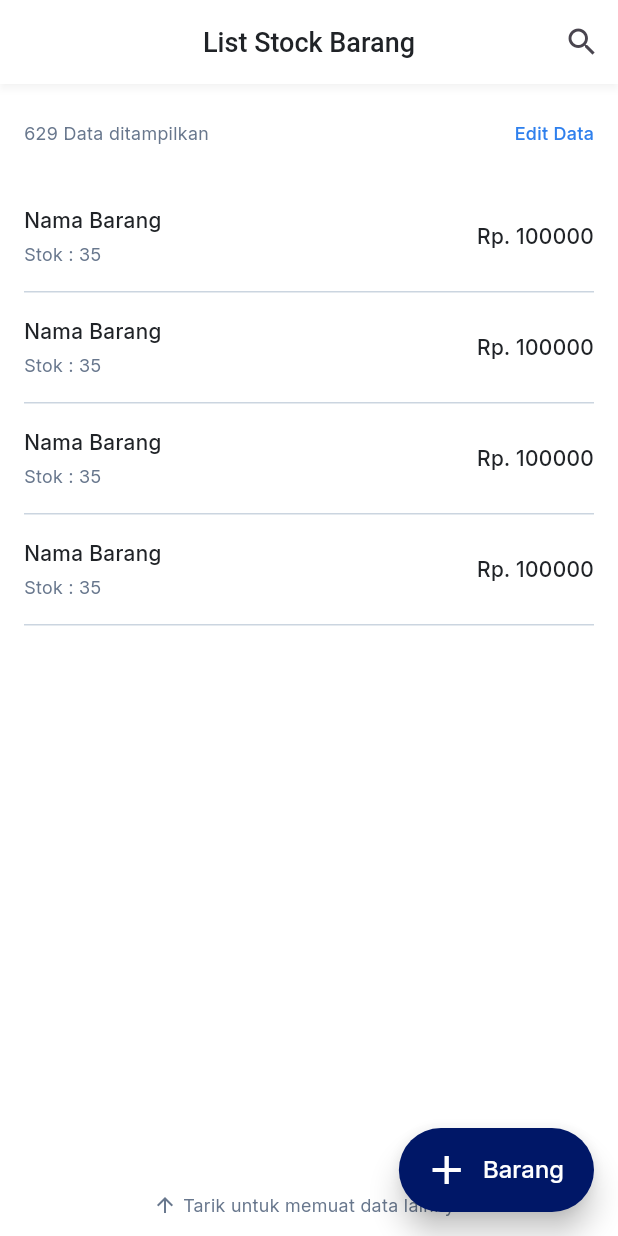
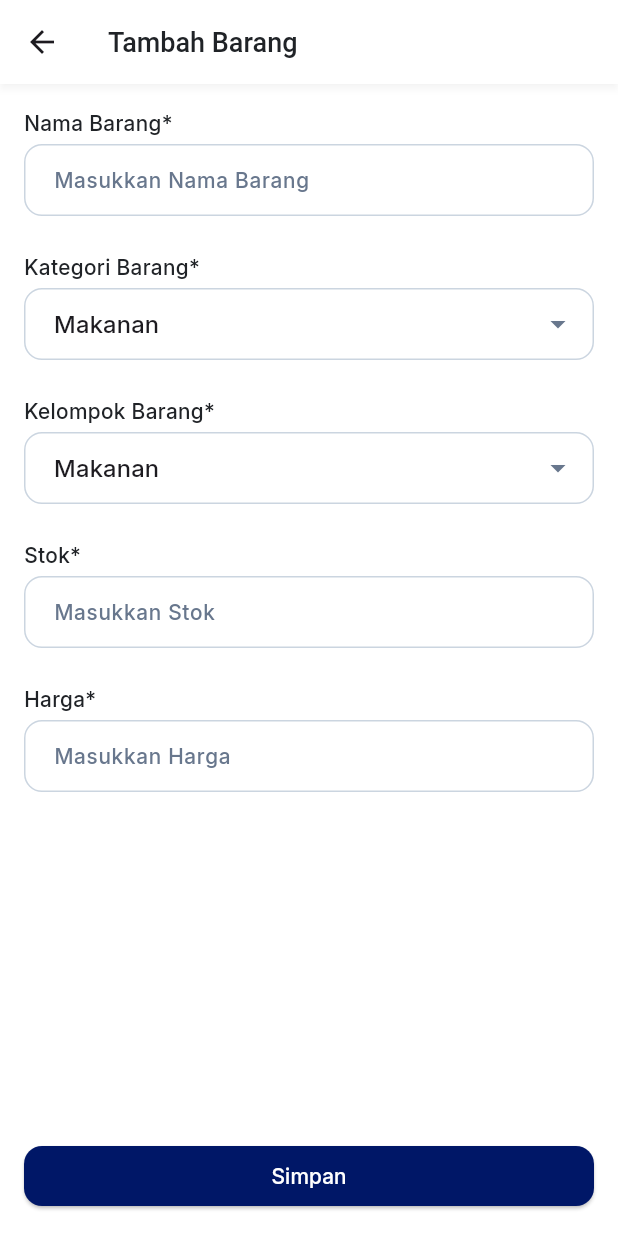
Before and after one commit to efrilm/siscom-test-flutter, a Flutter app: the screen it shows after launch, after a tap on "Barang", on a phone screen of 412 x 824 dp. Run offline on Flutter 3.47's test engine with Material 3 defaults, Android fonts, the phone set to English and light mode, and no system bars; drawn by our look-alikes of dropdown_search; our stand-ins replace auto_route, connectivity_plus, dio, freezed_annotation, get_it, injectable and 1 more; missing offline and left inert: awesome_dio_interceptor.

Commit message:
feat: item form page

```diff
--- /dev/null
+++ b/lib/common/formatter/rupiah_formatter.dart
@@ -0,0 +1,46 @@
+import 'package:flutter/services.dart';
+import 'package:intl/intl.dart';
+
+class RupiahInputFormatter extends TextInputFormatter {
+  static final NumberFormat _formatter = NumberFormat.currency(
+    locale: 'id_ID',
+    symbol: 'Rp ',
+    decimalDigits: 0,
+  );
+
+  @override
+  TextEditingValue formatEditUpdate(
+    TextEditingValue oldValue,
+    TextEditingValue newValue,
+  ) {
+    if (newValue.text.isEmpty) {
+      return newValue.copyWith(text: '');
+    }
+
+    // Remove all non-digit characters
+    String digitsOnly = newValue.text.replaceAll(RegExp(r'[^\d]'), '');
+
+    if (digitsOnly.isEmpty) {
+      return newValue.copyWith(text: '');
+    }
+
+    // Convert to number and format
+    int value = int.parse(digitsOnly);
+    String formatted = _formatter.format(value);
+
+    return TextEditingValue(
+      text: formatted,
+      selection: TextSelection.collapsed(offset: formatted.length),
+    );
+  }
+
+  // Static helper methods
+  static String formatRupiah(int value) {
+    return _formatter.format(value);
+  }
+
+  static int getUnformattedValue(String formattedValue) {
+    String digitsOnly = formattedValue.replaceAll(RegExp(r'[^\d]'), '');
+    return digitsOnly.isEmpty ? 0 : int.parse(digitsOnly);
+  }
+}
--- a/lib/common/theme/theme.dart
+++ b/lib/common/theme/theme.dart
@@ -33,5 +33,25 @@ class ThemeApp {
         shape: RoundedRectangleBorder(borderRadius: BorderRadius.circular(12)),
       ),
     ),
+    inputDecorationTheme: InputDecorationTheme(
+      contentPadding: EdgeInsets.symmetric(horizontal: 16, vertical: 8),
+      border: OutlineInputBorder(
+        borderRadius: BorderRadius.circular(12),
+        borderSide: BorderSide(color: AppColor.borderSecondary),
+      ),
+      enabledBorder: OutlineInputBorder(
+        borderRadius: BorderRadius.circular(12),
+        borderSide: BorderSide(color: AppColor.borderSecondary),
+      ),
+      errorBorder: OutlineInputBorder(
+        borderRadius: BorderRadius.circular(12),
+        borderSide: BorderSide(color: AppColor.danger),
+      ),
+      focusedBorder: OutlineInputBorder(
+        borderRadius: BorderRadius.circular(12),
+        borderSide: BorderSide(color: AppColor.primary),
+      ),
+      hintStyle: AppStyle.md.copyWith(color: AppColor.textSecondary),
+    ),
   );
 }
--- /dev/null
+++ b/lib/presentation/components/field/dropdown_search_field.dart
@@ -0,0 +1,127 @@
+part of 'field.dart';
+
+class AppDropdownSearchField<T> extends StatelessWidget {
+  final String title;
+  final bool isRequired;
+  final List<T> items;
+  final T? selectedItem;
+  final String Function(T) itemAsString;
+  final void Function(T?)? onChanged;
+  final String? Function(T?)? validator;
+  final String? hintText;
+  final bool enabled;
+  final bool showSearchBox;
+  final String? searchBoxHintText;
+
+  const AppDropdownSearchField({
+    super.key,
+    required this.title,
+    required this.items,
+    required this.itemAsString,
+    this.isRequired = true,
+    this.selectedItem,
+    this.onChanged,
+    this.validator,
+    this.hintText,
+    this.enabled = true,
+    this.showSearchBox = true,
+    this.searchBoxHintText = "Cari...",
+  });
+
+  @override
+  Widget build(BuildContext context) {
+    return Column(
+      crossAxisAlignment: CrossAxisAlignment.start,
+      children: [
+        Text(
+          "$title${isRequired ? '*' : ''}",
+          style: AppStyle.md.copyWith(fontWeight: FontWeight.w500),
+        ),
+        SizedBox(height: 4),
+        DropdownSearch<T>(
+          items: (String filter, LoadProps? loadProps) {
+            if (filter.isEmpty) {
+              return items;
+            }
+            return items.where((item) {
+              return itemAsString(
+                item,
+              ).toLowerCase().contains(filter.toLowerCase());
+            }).toList();
+          },
+          itemAsString: itemAsString,
+          selectedItem: selectedItem,
+          onChanged: enabled ? onChanged : null,
+          validator: validator,
+          enabled: enabled,
+          popupProps: PopupProps.menu(
+            showSearchBox: showSearchBox,
+            searchFieldProps: TextFieldProps(
+              decoration: InputDecoration(
+                hintText: searchBoxHintText,
+                contentPadding: EdgeInsets.symmetric(
+                  horizontal: 16,
+                  vertical: 8,
+                ),
+                border: OutlineInputBorder(
+                  borderRadius: BorderRadius.circular(12),
+                  borderSide: BorderSide(color: AppColor.borderSecondary),
+                ),
+                enabledBorder: OutlineInputBorder(
+                  borderRadius: BorderRadius.circular(12),
+                  borderSide: BorderSide(color: AppColor.borderSecondary),
+                ),
+                focusedBorder: OutlineInputBorder(
+                  borderRadius: BorderRadius.circular(12),
+                  borderSide: BorderSide(color: AppColor.primary),
+                ),
+                hintStyle: AppStyle.md.copyWith(color: AppColor.textSecondary),
+              ),
+            ),
+            menuProps: MenuProps(
+              backgroundColor: Colors.white,
+              elevation: 8,
+              shape: RoundedRectangleBorder(
+                borderRadius: BorderRadius.circular(12),
+              ),
+            ),
+          ),
+          decoratorProps: DropDownDecoratorProps(
+            decoration: InputDecoration(
+              hintText: hintText ?? "Pilih $title",
+              contentPadding: EdgeInsets.symmetric(horizontal: 16, vertical: 8),
+              border: OutlineInputBorder(
+                borderRadius: BorderRadius.circular(12),
+                borderSide: BorderSide(color: AppColor.borderSecondary),
+              ),
+              enabledBorder: OutlineInputBorder(
+                borderRadius: BorderRadius.circular(12),
+                borderSide: BorderSide(color: AppColor.borderSecondary),
+              ),
+              errorBorder: OutlineInputBorder(
+                borderRadius: BorderRadius.circular(12),
+                borderSide: BorderSide(color: AppColor.danger),
+              ),
+              focusedBorder: OutlineInputBorder(
+                borderRadius: BorderRadius.circular(12),
+                borderSide: BorderSide(color: AppColor.primary),
+              ),
+              disabledBorder: OutlineInputBorder(
+                borderRadius: BorderRadius.circular(12),
+                borderSide: BorderSide(
+                  color: AppColor.borderSecondary.withOpacity(0.5),
+                ),
+              ),
+              focusedErrorBorder: OutlineInputBorder(
+                borderRadius: BorderRadius.circular(12),
+                borderSide: BorderSide(color: AppColor.danger),
+              ),
+              hintStyle: AppStyle.md.copyWith(color: AppColor.textSecondary),
+              suffixIconColor: AppColor.textSecondary,
+            ),
+          ),
+        ),
+      ],
+    );
+  }
+}
--- /dev/null
+++ b/lib/presentation/components/field/field.dart
@@ -0,0 +1,8 @@
+import 'package:dropdown_search/dropdown_search.dart';
+import 'package:flutter/material.dart';
+import 'package:flutter/services.dart';
+
+import '../../../common/theme/theme.dart';
+
+part 'text_form_field.dart';
+part 'dropdown_search_field.dart';
--- /dev/null
+++ b/lib/presentation/components/field/text_form_field.dart
@@ -0,0 +1,46 @@
+part of 'field.dart';
+
+class AppTextFormField extends StatelessWidget {
+  final String title;
+  final bool isRequired;
+  final TextInputType keyboardType;
+  final List<TextInputFormatter>? inputFormatters;
+  final TextEditingController? controller;
+  final VoidCallback? onTap;
+  final ValueChanged<String>? onChanged;
+
+  const AppTextFormField({
+    super.key,
+    required this.title,
+    this.isRequired = true,
+    this.keyboardType = TextInputType.text,
+    this.inputFormatters,
+    this.controller,
+    this.onTap,
+    this.onChanged,
+  });
+
+  @override
+  Widget build(BuildContext context) {
+    return Column(
+      crossAxisAlignment: CrossAxisAlignment.start,
+      children: [
+        Text(
+          "$title${isRequired ? '*' : ''}",
+          style: AppStyle.md.copyWith(fontWeight: FontWeight.w500),
+        ),
+        SizedBox(height: 4),
+        TextFormField(
+          cursorColor: AppColor.primary,
+          style: AppStyle.md.copyWith(fontWeight: FontWeight.w500),
+          keyboardType: keyboardType,
+          inputFormatters: inputFormatters,
+          controller: controller,
+          onTap: onTap,
+          onChanged: onChanged,
+          decoration: InputDecoration(hintText: 'Masukkan $title'),
+        ),
+      ],
+    );
+  }
+}
--- a/lib/presentation/pages/Items/item_page.dart
+++ b/lib/presentation/pages/Items/item_page.dart
@@ -4,6 +4,7 @@ import '../../../common/theme/theme.dart';
 import '../../components/button/button.dart';
 import '../../components/card/item_card.dart';
 import '../../components/modal/delete_dialog.dart';
+import '../../router/app_router.gr.dart';
 import 'widgets/item_header.dart';
 
 @RoutePage()
@@ -87,7 +88,8 @@ class _ItemPageState extends State<ItemPage> {
       ),
       floatingActionButton: !isEditMode
           ? FloatingActionButton.extended(
-              onPressed: () {},
+              onPressed: () =>
+                  context.router.push(ItemFormRoute(isEdit: false)),
               backgroundColor: AppColor.primary,
               foregroundColor: AppColor.white,
               elevation: 8,
--- /dev/null
+++ b/lib/presentation/pages/Items/pages/item_form/item_form_page.dart
@@ -0,0 +1,56 @@
+import 'package:auto_route/auto_route.dart';
+import 'package:flutter/material.dart';
+
+import '../../../../components/button/button.dart';
+import '../../../../components/field/field.dart';
+import 'widgets/price_field.dart';
+
+@RoutePage()
+class ItemFormPage extends StatelessWidget {
+  final bool isEdit;
+  const ItemFormPage({super.key, required this.isEdit});
+
+  @override
+  Widget build(BuildContext context) {
+    return Scaffold(
+      appBar: AppBar(
+        title: Text(isEdit ? 'Edit Barang' : 'Tambah Barang'),
+        centerTitle: false,
+      ),
+      body: ListView(
+        padding: EdgeInsets.all(16),
+        children: [
+          AppTextFormField(title: 'Nama Barang'),
+          SizedBox(height: 24),
+          AppDropdownSearchField<String>(
+            title: "Kategori Barang",
+            items: ["Makanan", "Minuman", "Snack"],
+            itemAsString: (item) => item,
+            selectedItem: 'Makanan',
+            onChanged: (value) {},
+          ),
+          SizedBox(height: 24),
+          AppDropdownSearchField<String>(
+            title: "Kelompok Barang",
+            items: ["Makanan", "Minuman", "Snack"],
+            itemAsString: (item) => item,
+            selectedItem: 'Makanan',
+            onChanged: (value) {},
+          ),
+          SizedBox(height: 24),
+          AppTextFormField(title: 'Stok'),
+          SizedBox(height: 24),
+          ItemFormPriceField(),
+          SizedBox(height: 24),
+        ],
+      ),
+      bottomNavigationBar: Padding(
+        padding: EdgeInsets.all(16),
+        child: AppElevatedButton(
+          onPressed: () {},
+          text: isEdit ? 'Simpan Perubahan' : 'Simpan',
+        ),
+      ),
+    );
+  }
+}
--- /dev/null
+++ b/lib/presentation/pages/Items/pages/item_form/widgets/price_field.dart
@@ -0,0 +1,21 @@
+import 'package:flutter/material.dart';
+import 'package:flutter/services.dart';
+
+import '../../../../../../common/formatter/rupiah_formatter.dart';
+import '../../../../../components/field/field.dart';
+
+class ItemFormPriceField extends StatelessWidget {
+  const ItemFormPriceField({super.key});
+
+  @override
+  Widget build(BuildContext context) {
+    return AppTextFormField(
+      title: 'Harga',
+      keyboardType: TextInputType.number,
+      inputFormatters: [
+        FilteringTextInputFormatter.digitsOnly,
+        RupiahInputFormatter(),
+      ],
+    );
+  }
+}
--- a/lib/presentation/router/app_router.dart
+++ b/lib/presentation/router/app_router.dart
@@ -10,5 +10,6 @@ class AppRouter extends RootStackRouter {
 
     // Items
     AutoRoute(page: ItemRoute.page),
+    AutoRoute(page: ItemFormRoute.page),
   ];
 }
--- a/pubspec.yaml
+++ b/pubspec.yaml
@@ -27,6 +27,7 @@ dependencies:
   freezed_annotation: ^2.4.1
   json_annotation: ^4.9.0
   shared_preferences: ^2.5.3
+  dropdown_search: ^6.0.2
 
 dev_dependencies:
   flutter_test:
```
Also changed, not shown: lib/presentation/router/app_router.gr.dart, pubspec.lock.
